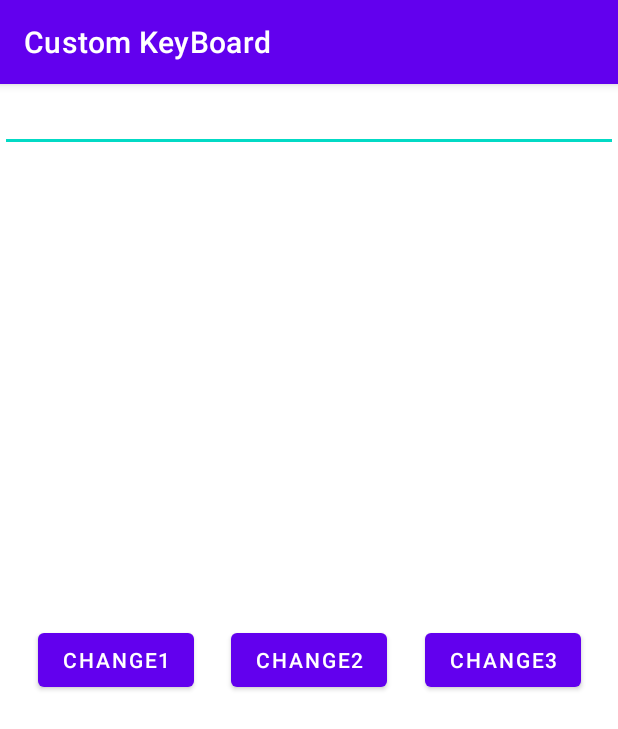
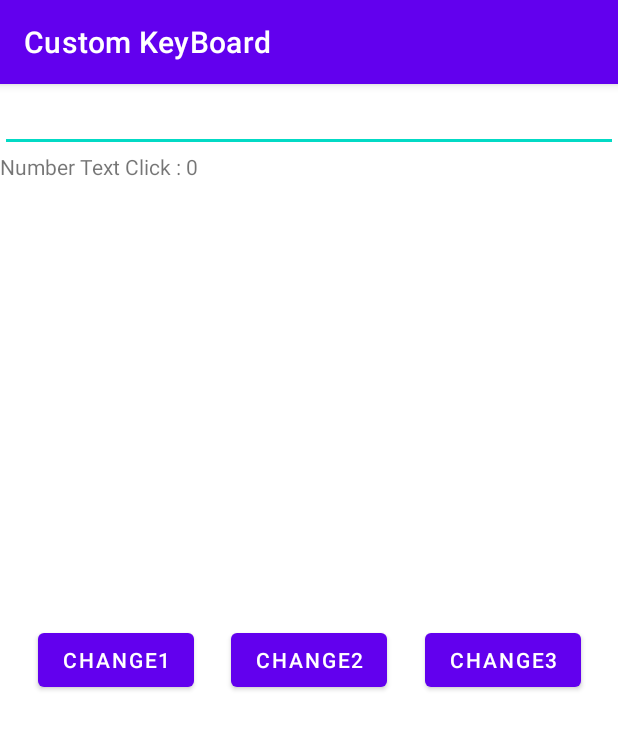
Before and after one commit to ngoctoan99/CustomKeyboard, an Android app: the screen it shows after launch (MainActivity), on a phone screen of 412 x 824 dp. Shown: the top 729 px of the screen. Run offline under Robolectric (Android 15) with nearby library versions, the light colour scheme and no system bars; pictures from the network do not load; 5 statements that could not run were skipped.

Commit message:
add music click , save number click keyboard

```diff
--- a/app/src/main/java/com/example/customkeyboard/MainActivity.kt
+++ b/app/src/main/java/com/example/customkeyboard/MainActivity.kt
@@ -1,14 +1,14 @@
 package com.example.customkeyboard
 
-import android.content.ComponentName
+import android.content.BroadcastReceiver
 import android.content.Context
 import android.content.Intent
+import android.content.IntentFilter
 import android.graphics.Bitmap
 import android.graphics.BitmapFactory
 import android.graphics.drawable.Drawable
 import android.os.Build
 import android.os.Bundle
-import android.provider.Settings
 import android.view.View
 import android.view.inputmethod.InputMethodManager
 import androidx.annotation.RequiresApi
@@ -18,16 +18,31 @@ import com.bumptech.glide.request.target.CustomTarget
 import com.bumptech.glide.request.transition.Transition
 import com.example.customkeyboard.databinding.ActivityMainBinding
 import com.example.customkeyboard.databinding.KeyboardImeBinding
-import com.example.customkeyboard.service.KeyboardIME
+import com.example.customkeyboard.lib.util.loadData
 @RequiresApi(Build.VERSION_CODES.O)
 class MainActivity : AppCompatActivity() {
     private lateinit var  binding : ActivityMainBinding
     private lateinit var bindings : KeyboardImeBinding
+
+    private val receiver = object : BroadcastReceiver() {
+        override fun onReceive(context: Context?, intent: Intent?) {
+            val data = intent?.getStringExtra("data")
+            val numberText = "Number Text Click : ${data}"
+            binding.tvNumberTextClick.text = numberText
+        }
+    }
     override fun onCreate(savedInstanceState: Bundle?) {
         super.onCreate(savedInstanceState)
         binding = ActivityMainBinding.inflate(layoutInflater)
         bindings = KeyboardImeBinding.inflate(layoutInflater)
         setContentView(binding.root)
+        showSoftKeyboard(this,binding.root)
+        registerReceiver(receiver, IntentFilter("com.example.customkeyboard.CUSTOM_BROADCAST"))
+
+        // first display
+        val numberText = "Number Text Click : ${loadData(this)}"
+        binding.tvNumberTextClick.text = numberText
+
 
         binding.btnChange1.setOnClickListener {
             changeKeyboardURL("https://www.simplilearn.com/ice9/free_resources_article_thumb/what_is_image_Processing.jpg")
--- a/app/src/main/java/com/example/customkeyboard/lib/common/ext/ContextExt.kt
+++ b/app/src/main/java/com/example/customkeyboard/lib/common/ext/ContextExt.kt
@@ -15,7 +15,7 @@ fun Context.isDarkThemeOn(): Boolean {
 }
 
 fun Context.getProperTextColor() = if (isDarkThemeOn()) {
-    ContextCompat.getColor(this, R.color.system_accent1_10)
+    ContextCompat.getColor(this, R.color.system_accent1_900)
 } else {
     ContextCompat.getColor(this, R.color.system_accent1_900)
 }
--- /dev/null
+++ b/app/src/main/java/com/example/customkeyboard/lib/util/ExtentionSave.kt
@@ -0,0 +1,20 @@
+package com.example.customkeyboard.lib.util
+
+import android.content.Context
+import android.content.Context.MODE_PRIVATE
+
+    private val SHARED_PREFS = "sharedPrefs"
+    private val KEY = "myKey"
+
+     fun saveData(context: Context, number: Int) {
+        val sharedPreferences = context.getSharedPreferences(SHARED_PREFS, MODE_PRIVATE)
+        val editor = sharedPreferences.edit()
+        editor.putInt(KEY, number)
+        editor.apply()
+    }
+
+    fun loadData(context: Context): Int {
+        val sharedPreferences =
+            context.getSharedPreferences(SHARED_PREFS, MODE_PRIVATE)
+        return sharedPreferences.getInt(KEY, 0)
+    }
--- a/app/src/main/res/layout/activity_main.xml
+++ b/app/src/main/res/layout/activity_main.xml
@@ -10,6 +10,12 @@
         android:layout_width="match_parent"
         android:layout_height="wrap_content"
         app:layout_constraintTop_toTopOf="parent"/>
+    <TextView
+        app:layout_constraintTop_toBottomOf="@+id/edtText"
+        app:layout_constraintStart_toStartOf="parent"
+        android:layout_width="wrap_content"
+        android:layout_height="wrap_content"
+        android:id="@+id/tvNumberTextClick"/>
     <ImageView
         app:layout_constraintTop_toBottomOf="@+id/edtText"
         app:layout_constraintStart_toStartOf="parent"
```
Also changed, not shown: app/src/main/AndroidManifest.xml (+8 -0 lines), app/src/main/java/com/example/customkeyboard/lib/common/core/BaseKeyboardIME.kt (+23 -2 lines).
